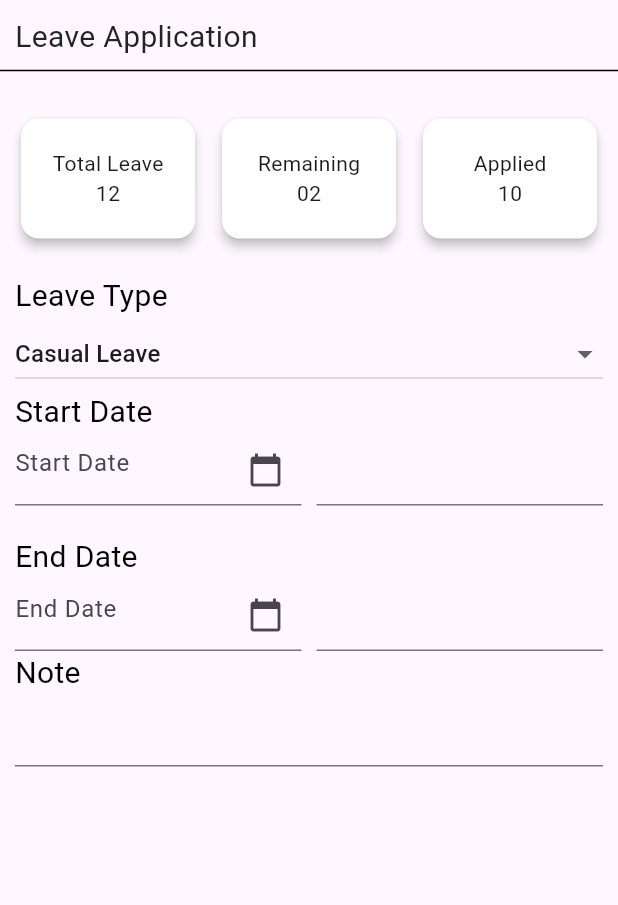
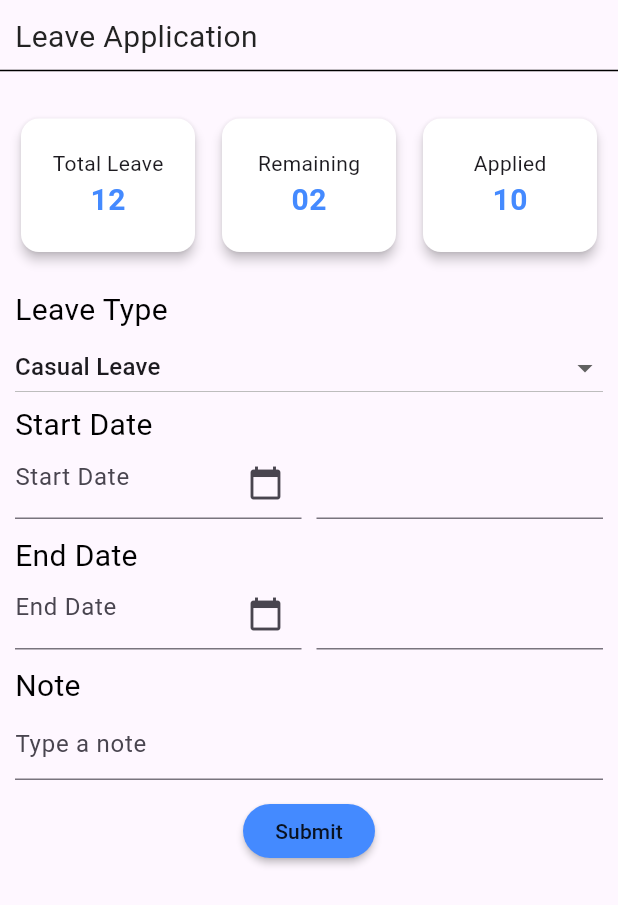
Before and after one commit to shubhamtekhnologia/SA, a Flutter app: the Leave_Screen screen opened directly, on a phone screen of 412 x 824 dp. Shown: the top 905 px of the screen. Run offline on Flutter 3.47's test engine with Material 3 defaults, Android fonts, the phone set to English and light mode, and no system bars.

Commit message:
update some file

```diff
--- a/lib/presentation/Screens/Leave_Screen.dart
+++ b/lib/presentation/Screens/Leave_Screen.dart
@@ -54,7 +54,11 @@ class _Leave_ScreenState extends State<Leave_Screen> {
                                   child: Column(
                                     children: [
                                       Text('Total Leave'),
-                                      Text('12'),
+                                      Text('12' ,style: TextStyle(
+                                          fontWeight: FontWeight.bold,
+                                          fontSize: 20,
+                                          color: Colors.blueAccent
+                                      ),),
                                     ],
                                   ),
                                 ),
@@ -72,7 +76,11 @@ class _Leave_ScreenState extends State<Leave_Screen> {
                                   child: Column(
                                     children: [
                                       Text('Remaining'),
-                                      Text('02'),
+                                      Text('02', style: TextStyle(
+                                          fontWeight: FontWeight.bold,
+                                          fontSize: 20,
+                                          color: Colors.blueAccent
+                                      ),),
                                     ],
                                   ),
                                 ),
@@ -90,7 +98,12 @@ class _Leave_ScreenState extends State<Leave_Screen> {
                                   child: Column(
                                     children: [
                                       Text('Applied'),
-                                      Text('10'),
+                                      Text('10',
+                                      style: TextStyle(
+                                        fontWeight: FontWeight.bold,
+                                        fontSize: 20,
+                                        color: Colors.blueAccent
+                                      ),),
                                     ],
                                   ),
                                 ),
@@ -163,7 +176,7 @@ class _Leave_ScreenState extends State<Leave_Screen> {
                             ),
                           ],
                         ),
-                        SizedBox(height: 20),
+                        SizedBox(height: 10),
                         Align(
                           alignment: Alignment.centerLeft,
                           child: Text(
@@ -194,6 +207,7 @@ class _Leave_ScreenState extends State<Leave_Screen> {
                             ),
                           ],
                         ),
+                        SizedBox(height: 10),
 
                         Align(
                           alignment: Alignment.centerLeft,
@@ -205,10 +219,22 @@ class _Leave_ScreenState extends State<Leave_Screen> {
                             ),
                           ),
                         ),
-                        Expanded(
-                            child:
-                            TextField()
+                        TextField(
+                        decoration: InputDecoration(
+                          hintText: 'Type a note'
                         ),
+                        ),
+                        SizedBox(height: 10),
+
+                        MaterialButton(onPressed: (){},
+                        child: Text('Submit'),
+                          color: Colors.blueAccent,
+                          shape: RoundedRectangleBorder(
+                            borderRadius: BorderRadius.circular(20)
+                          ),
+
+                        )
+
 
                       ],
                     ),
--- a/pubspec.yaml
+++ b/pubspec.yaml
@@ -30,6 +30,8 @@ environment:
 dependencies:
   flutter:
     sdk: flutter
+  http: ^0.13.3
+  api_cache_manager: ^1.0.2
 
 
   # The following adds the Cupertino Icons font to your application.
```
Also changed, not shown: lib/presentation/Screens/Sign_Up_Screen.dart (+34 -20 lines), lib/presentation/Screens/Sign_in_Screen.dart (+44 -35 lines), lib/repository/signInApi.dart (added, +24 -0 lines), lib/repository/signUpApi.dart (added, +28 -0 lines), pubspec.lock, 1 other file.
